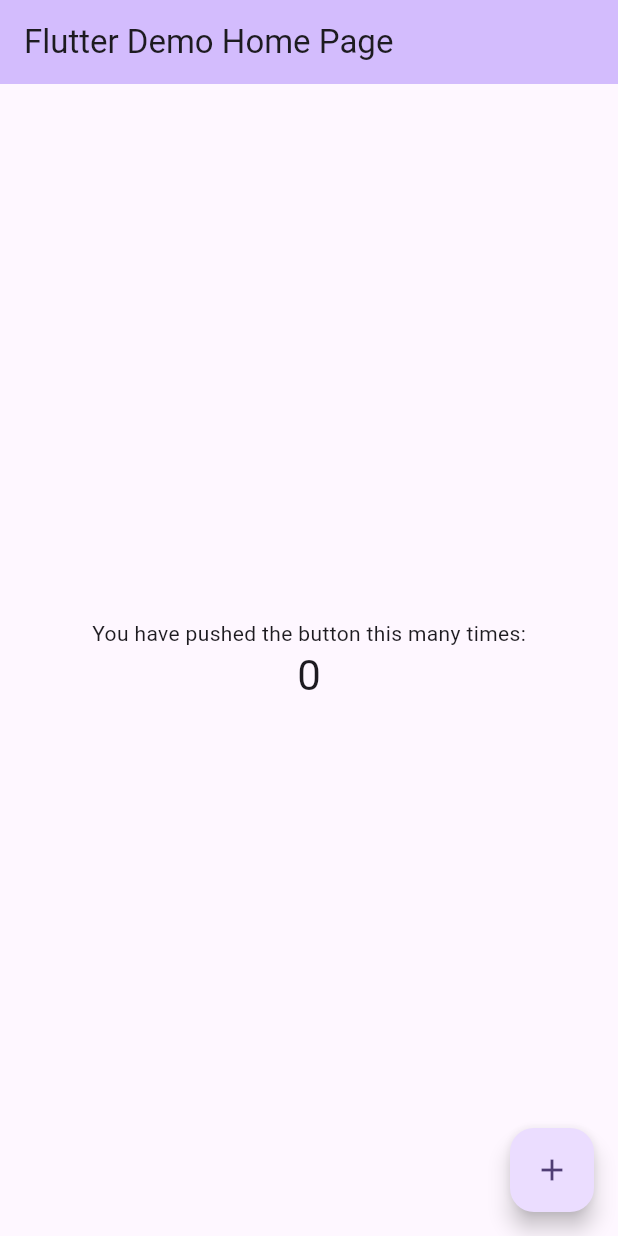
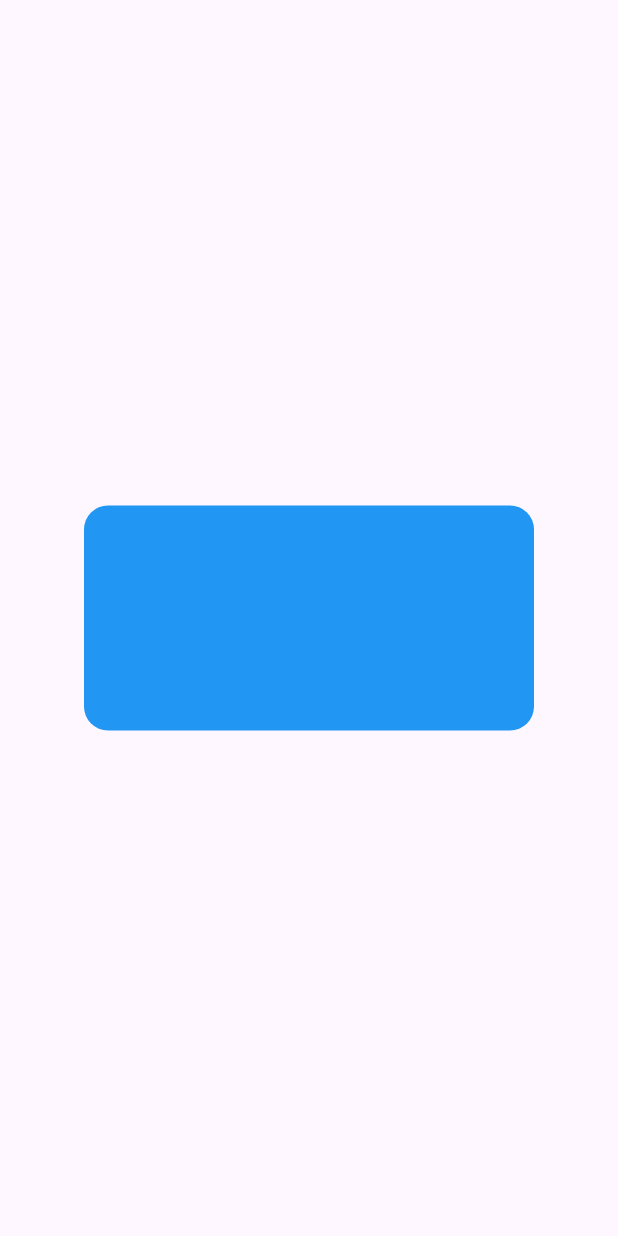
Before and after one commit to Bejussi/flutter_learning_jorney, a Flutter app: the screen it shows after launch, on a phone screen of 412 x 824 dp. Run offline on Flutter 3.47's test engine with Material 3 defaults, Android fonts, the phone set to English and light mode, and no system bars.

Commit message:
feat(FLUTTER-11_1): added 1 part of homework to lesson 11

```diff
--- a/analysis_options.yaml
+++ b/analysis_options.yaml
@@ -75,7 +75,6 @@ linter:
     - unreachable_from_main
     - use_colored_box
     - use_enums
-    - use_if_null_to_convert_nulls_to_bools
     - use_is_even_rather_than_modulo
     - use_named_constants
     - use_string_buffers
--- /dev/null
+++ b/lib/lesson_11/homework_11_screen.dart
@@ -0,0 +1,21 @@
+import 'package:flutter/material.dart';
+
+class WidgetsLessonElevenScreen extends StatelessWidget {
+  const WidgetsLessonElevenScreen({super.key});
+
+  @override
+  Widget build(BuildContext context) {
+    return Scaffold(
+      body: Center(
+        child: Container(
+          width: 300,
+          height: 150,
+          decoration: BoxDecoration(
+            color: Colors.blue,
+            borderRadius: BorderRadius.all(Radius.circular(16.0)),
+          ),
+        ),
+      ),
+    );
+  }
+}
--- a/lib/main.dart
+++ b/lib/main.dart
@@ -1,4 +1,5 @@
 import 'package:flutter/material.dart';
+import 'package:flutter_learning_jorney/lesson_11/homework_11_screen.dart';
 
 void main() {
   runApp(const MyApp());
@@ -11,112 +12,10 @@ class MyApp extends StatelessWidget {
   @override
   Widget build(BuildContext context) {
     return MaterialApp(
+      debugShowCheckedModeBanner: false,
       title: 'Flutter Demo',
-      theme: ThemeData(
-        // This is the theme of your application.
-        //
-        // TRY THIS: Try running your application with "flutter run". You'll see
-        // the application has a purple toolbar. Then, without quitting the app,
-        // try changing the seedColor in the colorScheme below to Colors.green
-        // and then invoke "hot reload" (save your changes or press the "hot
-        // reload" button in a Flutter-supported IDE, or press "r" if you used
-        // the command line to start the app).
-        //
-        // Notice that the counter didn't reset back to zero; the application
-        // state is not lost during the reload. To reset the state, use hot
-        // restart instead.
-        //
-        // This works for code too, not just values: Most code changes can be
-        // tested with just a hot reload.
-        colorScheme: .fromSeed(seedColor: Colors.deepPurple),
-      ),
-      home: const MyHomePage(title: 'Flutter Demo Home Page'),
+      theme: ThemeData(colorScheme: .fromSeed(seedColor: Colors.deepPurple)),
+      home: const WidgetsLessonElevenScreen(),
     );
   }
 }
-
-class MyHomePage extends StatefulWidget {
-  const MyHomePage({super.key, required this.title});
-
-  // This widget is the home page of your application. It is stateful, meaning
-  // that it has a State object (defined below) that contains fields that affect
-  // how it looks.
-
-  // This class is the configuration for the state. It holds the values (in this
-  // case the title) provided by the parent (in this case the App widget) and
-  // used by the build method of the State. Fields in a Widget subclass are
-  // always marked "final".
-
-  final String title;
-
-  @override
-  State<MyHomePage> createState() => _MyHomePageState();
-}
-
-class _MyHomePageState extends State<MyHomePage> {
-  int _counter = 0;
-
-  void _incrementCounter() {
-    setState(() {
-      // This call to setState tells the Flutter framework that something has
-      // changed in this State, which causes it to rerun the build method below
-      // so that the display can reflect the updated values. If we changed
-      // _counter without calling setState(), then the build method would not be
-      // called again, and so nothing would appear to happen.
-      _counter++;
-    });
-  }
-
-  @override
-  Widget build(BuildContext context) {
-    // This method is rerun every time setState is called, for instance as done
-    // by the _incrementCounter method above.
-    //
-    // The Flutter framework has been optimized to make rerunning build methods
-    // fast, so that you can just rebuild anything that needs updating rather
-    // than having to individually change instances of widgets.
-    return Scaffold(
-      appBar: AppBar(
-        // TRY THIS: Try changing the color here to a specific color (to
-        // Colors.amber, perhaps?) and trigger a hot reload to see the AppBar
-        // change color while the other colors stay the same.
-        backgroundColor: Theme.of(context).colorScheme.inversePrimary,
-        // Here we take the value from the MyHomePage object that was created by
-        // the App.build method, and use it to set our appbar title.
-        title: Text(widget.title),
-      ),
-      body: Center(
-        // Center is a layout widget. It takes a single child and positions it
-        // in the middle of the parent.
-        child: Column(
-          // Column is also a layout widget. It takes a list of children and
-          // arranges them vertically. By default, it sizes itself to fit its
-          // children horizontally, and tries to be as tall as its parent.
-          //
-          // Column has various properties to control how it sizes itself and
-          // how it positions its children. Here we use mainAxisAlignment to
-          // center the children vertically; the main axis here is the vertical
-          // axis because Columns are vertical (the cross axis would be
-          // horizontal).
-          //
-          // TRY THIS: Invoke "debug painting" (choose the "Toggle Debug Paint"
-          // action in the IDE, or press "p" in the console), to see the
-          // wireframe for each widget.
-          mainAxisAlignment: .center,
-          children: [
-            const Text('You have pushed the button this many times:'),
-            Text(
-              '$_counter',
-              style: Theme.of(context).textTheme.headlineMedium,
-            ),
-          ],
-        ),
-      ),
-      floatingActionButton: FloatingActionButton(
-        onPressed: _incrementCounter,
-        tooltip: 'Increment',
-        child: const Icon(Icons.add),
-      ),
-    );
-  }
-}
```
Also changed, not shown: 1 other file.
